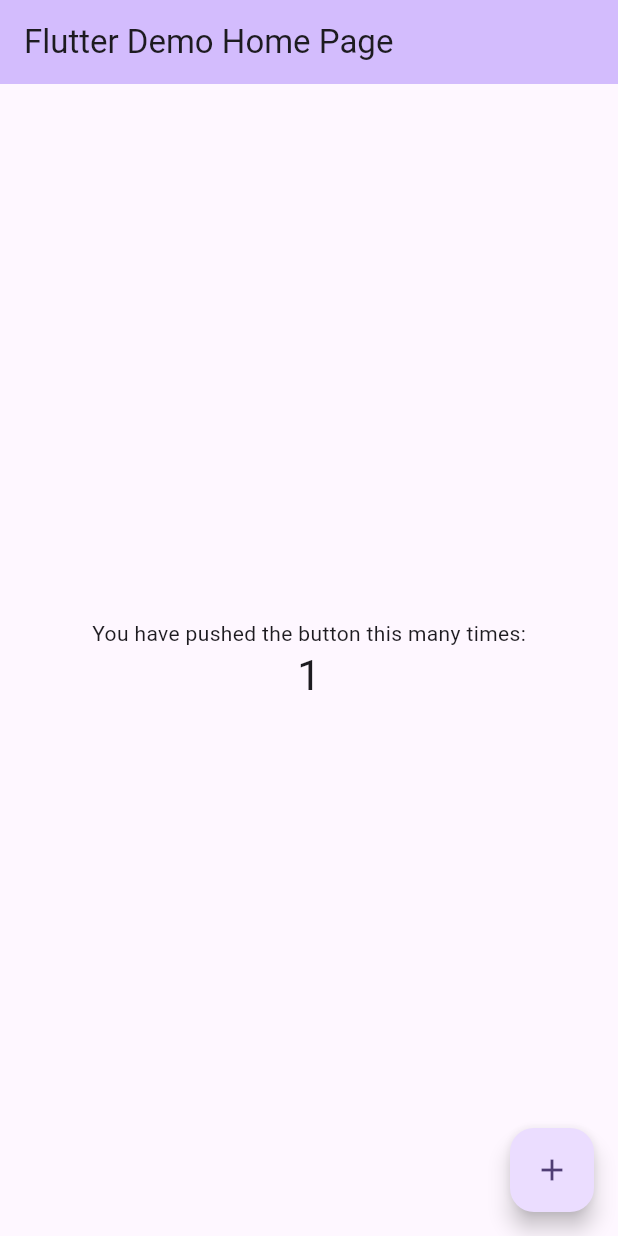
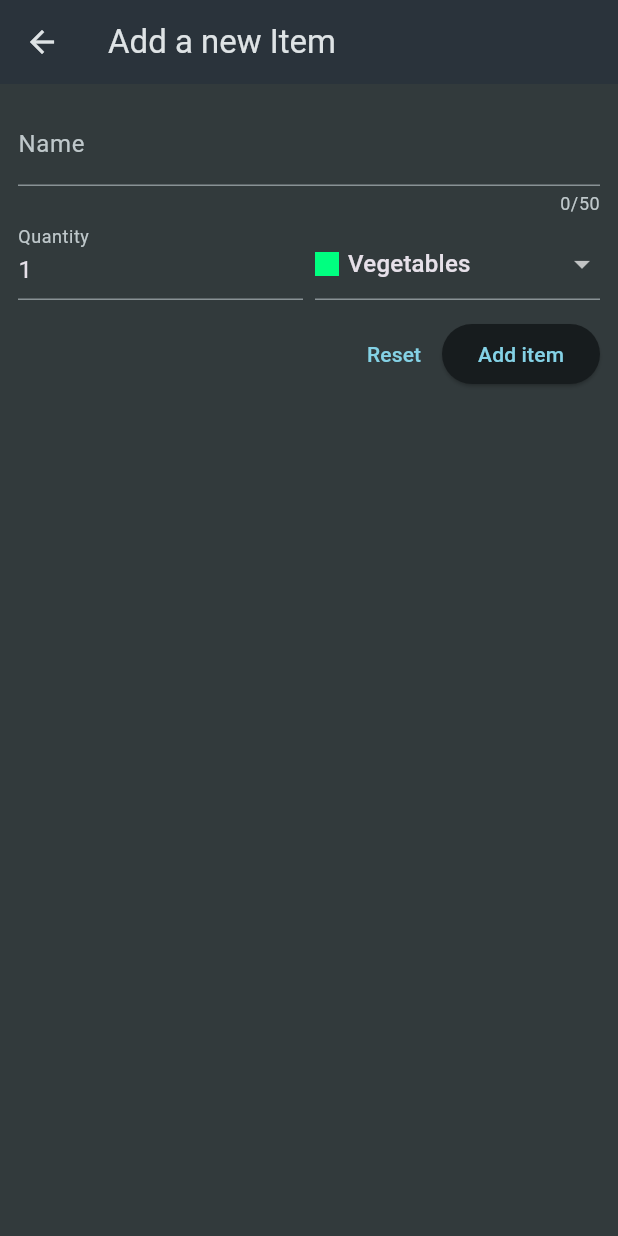
Before and after one commit to Akshatjain2003/Shopping-list-app, a Flutter app: the screen it shows after launch, after a tap on the "add" icon, on a phone screen of 412 x 824 dp. Run offline on Flutter 3.47's test engine with Material 3 defaults, Android fonts, the phone set to English and light mode, and no system bars.

Commit message:
Module completed

```diff
--- a/lib/data/categories.dart
+++ b/lib/data/categories.dart
@@ -1,7 +1,5 @@
 import 'package:flutter/material.dart';
-
-import 'package:shopping_list/models/category.dart';
-
+import 'package:shopping_list_app/models/category.dart';
 const categories = {
   Categories.vegetables: Category(
     'Vegetables',
--- a/lib/data/dummy_items.dart
+++ b/lib/data/dummy_items.dart
@@ -1,7 +1,8 @@
-import 'package:shopping_list/models/grocery_item.dart';
-import 'package:shopping_list/data/categories.dart';
+import 'package:shopping_list_app/models/grocery_item.dart';
+import 'package:shopping_list_app/data/categories.dart';
+import 'package:shopping_list_app/models/category.dart';
 
-const groceryItems = [
+final groceryItems = [
   GroceryItem(
       id: 'a',
       name: 'Milk',
@@ -14,7 +15,7 @@ const groceryItems = [
       category: categories[Categories.fruit]!),
   GroceryItem(
       id: 'c',
-      name: 'Beef Steak',
+      name: 'Onion',
       quantity: 1,
-      category: categories[Categories.meat]!),
+      category: categories[Categories.vegetables]!),
 ];
--- a/lib/main.dart
+++ b/lib/main.dart
@@ -1,4 +1,6 @@
 import 'package:flutter/material.dart';
+
+import 'package:shopping_list_app/widgets/grocery_list.dart';
 
 void main() {
   runApp(const MyApp());
@@ -11,115 +13,17 @@ class MyApp extends StatelessWidget {
   @override
   Widget build(BuildContext context) {
     return MaterialApp(
-      title: 'Flutter Demo',
-      theme: ThemeData(
-        // This is the theme of your application.
-        //
-        // TRY THIS: Try running your application with "flutter run". You'll see
-        // the application has a purple toolbar. Then, without quitting the app,
-        // try changing the seedColor in the colorScheme below to Colors.green
-        // and then invoke "hot reload" (save your changes or press the "hot
-        // reload" button in a Flutter-supported IDE, or press "r" if you used
-        // the command line to start the app).
-        //
-        // Notice that the counter didn't reset back to zero; the application
-        // state is not lost during the reload. To reset the state, use hot
-        // restart instead.
-        //
-        // This works for code too, not just values: Most code changes can be
-        // tested with just a hot reload.
-        colorScheme: ColorScheme.fromSeed(seedColor: Colors.deepPurple),
+      title: 'Flutter Groceries',
+      theme: ThemeData.dark().copyWith(
         useMaterial3: true,
+        colorScheme: ColorScheme.fromSeed(
+          seedColor: const Color.fromARGB(255, 147, 229, 250),
+          brightness: Brightness.dark,
+          surface: const Color.fromARGB(255, 42, 51, 59),
+        ),
+        scaffoldBackgroundColor: const Color.fromARGB(255, 50, 58, 60),
       ),
-      home: const MyHomePage(title: 'Flutter Demo Home Page'),
+      home: const GroceryList(),
     );
   }
 }
-
-class MyHomePage extends StatefulWidget {
-  const MyHomePage({super.key, required this.title});
-
-  // This widget is the home page of your application. It is stateful, meaning
-  // that it has a State object (defined below) that contains fields that affect
-  // how it looks.
-
-  // This class is the configuration for the state. It holds the values (in this
-  // case the title) provided by the parent (in this case the App widget) and
-  // used by the build method of the State. Fields in a Widget subclass are
-  // always marked "final".
-
-  final String title;
-
-  @override
-  State<MyHomePage> createState() => _MyHomePageState();
-}
-
-class _MyHomePageState extends State<MyHomePage> {
-  int _counter = 0;
-
-  void _incrementCounter() {
-    setState(() {
-      // This call to setState tells the Flutter framework that something has
-      // changed in this State, which causes it to rerun the build method below
-      // so that the display can reflect the updated values. If we changed
-      // _counter without calling setState(), then the build method would not be
-      // called again, and so nothing would appear to happen.
-      _counter++;
-    });
-  }
-
-  @override
-  Widget build(BuildContext context) {
-    // This method is rerun every time setState is called, for instance as done
-    // by the _incrementCounter method above.
-    //
-    // The Flutter framework has been optimized to make rerunning build methods
-    // fast, so that you can just rebuild anything that needs updating rather
-    // than having to individually change instances of widgets.
-    return Scaffold(
-      appBar: AppBar(
-        // TRY THIS: Try changing the color here to a specific color (to
-        // Colors.amber, perhaps?) and trigger a hot reload to see the AppBar
-        // change color while the other colors stay the same.
-        backgroundColor: Theme.of(context).colorScheme.inversePrimary,
-        // Here we take the value from the MyHomePage object that was created by
-        // the App.build method, and use it to set our appbar title.
-        title: Text(widget.title),
-      ),
-      body: Center(
-        // Center is a layout widget. It takes a single child and positions it
-        // in the middle of the parent.
-        child: Column(
-          // Column is also a layout widget. It takes a list of children and
-          // arranges them vertically. By default, it sizes itself to fit its
-          // children horizontally, and tries to be as tall as its parent.
-          //
-          // Column has various properties to control how it sizes itself and
-          // how it positions its children. Here we use mainAxisAlignment to
-          // center the children vertically; the main axis here is the vertical
-          // axis because Columns are vertical (the cross axis would be
-          // horizontal).
-          //
-          // TRY THIS: Invoke "debug painting" (choose the "Toggle Debug Paint"
-          // action in the IDE, or press "p" in the console), to see the
-          // wireframe for each widget.
-          mainAxisAlignment: MainAxisAlignment.center,
-          children: <Widget>[
-            const Text(
-              'You have pushed the button this many times:',
-            ),
-            Text(
-              '$_counter',
-              style: Theme.of(context).textTheme.headlineMedium,
-            ),
-          ],
-        ),
-      ),
-      floatingActionButton: FloatingActionButton(
-        onPressed: _incrementCounter,
-        tooltip: 'Increment',
-        child: const Icon(Icons.add),
-      ), // This trailing comma makes auto-formatting nicer for build methods.
-    );
-  }
-}
--- /dev/null
+++ b/lib/models/category.dart
@@ -0,0 +1,21 @@
+import 'package:flutter/material.dart';
+
+enum Categories {
+  vegetables,
+  fruit,
+  meat,
+  dairy,
+  carbs,
+  sweets,
+  spices,
+  convenience,
+  hygiene,
+  other
+}
+
+class Category {
+  const Category(this.title, this.color);
+
+  final String title;
+  final Color color;
+}
--- /dev/null
+++ b/lib/models/grocery_item.dart
@@ -0,0 +1,14 @@
+import 'package:shopping_list_app/models/category.dart';
+class GroceryItem {
+  const GroceryItem({
+    required this.id,
+    required this.name,
+    required this.quantity,
+    required this.category,
+  });
+
+  final String id;
+  final String name;
+  final int quantity;
+  final Category category;
+}
--- /dev/null
+++ b/lib/widgets/grocery_list.dart
@@ -0,0 +1,80 @@
+import 'package:flutter/material.dart';
+import 'package:shopping_list_app/models/grocery_item.dart';
+import 'package:shopping_list_app/widgets/new_item.dart';
+
+class GroceryList extends StatefulWidget {
+  const GroceryList({super.key});
+
+  @override
+  State<GroceryList> createState() => _GroceryListState();
+}
+
+class _GroceryListState extends State<GroceryList> {
+  final List<GroceryItem> _groceryItems = [];
+
+  void _addItem() async {
+    final newItem = await Navigator.of(context).push<GroceryItem>(
+      MaterialPageRoute(
+        builder: (ctx) => const NewItem(),
+      ),
+    );
+
+    if (newItem == null) {
+      return;
+    }
+    setState(
+      () {
+        _groceryItems.add(newItem);
+      },
+    );
+  }
+
+  void _removeItem(GroceryItem item) {
+    setState(
+      () {
+        _groceryItems.remove(item);
+      },
+    );
+  }
+
+  @override
+  Widget build(BuildContext context) {
+    Widget content = const Center(
+      child: Text('No items added yet.'),
+    );
+    if (_groceryItems.isNotEmpty) {
+      content = ListView.builder(
+        itemCount: _groceryItems.length,
+        itemBuilder: (ctx, index) => Dismissible(
+          onDismissed: (direction) {
+            _removeItem(
+              _groceryItems[index],
+            );
+          },
+          key: ValueKey(_groceryItems[index].id),
+          child: ListTile(
+            title: Text(_groceryItems[index].name),
+            leading: Container(
+              width: 24,
+              height: 24,
+              color: _groceryItems[index].category.color,
+            ),
+            trailing: Text(
+              _groceryItems[index].quantity.toString(),
+            ),
+          ),
+        ),
+      );
+    }
+
+    return Scaffold(
+      appBar: AppBar(
+        title: const Text('Your Groceries'),
+        actions: [
+          IconButton(onPressed: _addItem, icon: const Icon(Icons.add)),
+        ],
+      ),
+      body: content,
+    );
+  }
+}
--- /dev/null
+++ b/lib/widgets/new_item.dart
@@ -0,0 +1,148 @@
+import 'package:flutter/material.dart';
+import 'package:shopping_list_app/data/categories.dart';
+import 'package:shopping_list_app/models/category.dart';
+import 'package:shopping_list_app/models/grocery_item.dart';
+
+class NewItem extends StatefulWidget {
+  const NewItem({super.key});
+
+  @override
+  State<StatefulWidget> createState() {
+    return _NewItemState();
+  }
+}
+
+class _NewItemState extends State<NewItem> {
+  final _formkey = GlobalKey<FormState>();
+  var _enteredName = '';
+  var _enteredQuantity = 1;
+  var _selectedCategory = categories[Categories.vegetables]!;
+
+  void _saveItem() {
+    if (_formkey.currentState!.validate()) {
+      _formkey.currentState!.save();
+      Navigator.of(context).pop(
+        GroceryItem(
+            id: DateTime.now().toString(),
+            name: _enteredName,
+            quantity: _enteredQuantity,
+            category: _selectedCategory),
+      );
+    }
+  }
+
+  @override
+  Widget build(BuildContext context) {
+    return Scaffold(
+      appBar: AppBar(
+        title: const Text('Add a new Item '),
+      ),
+      body: Padding(
+        padding: const EdgeInsets.all(12),
+        child: Form(
+          key: _formkey,
+          child: Column(
+            children: [
+              TextFormField(
+                maxLength: 50,
+                decoration: const InputDecoration(
+                  label: Text('Name'),
+                ),
+                validator: (value) {
+                  if (value == null ||
+                      value.isEmpty ||
+                      value.trim().length <= 1 ||
+                      value.trim().length > 50) {
+                    return 'Must be between 1 to 50 characters.';
+                  }
+                  return null;
+                },
+                onSaved: (value) {
+                  _enteredName = value!;
+                },
+              ),
+              Row(
+                crossAxisAlignment: CrossAxisAlignment.end,
+                children: [
+                  Expanded(
+                    child: TextFormField(
+                      decoration: const InputDecoration(
+                        label: Text('Quantity'),
+                      ),
+                      keyboardType: TextInputType.number,
+                      initialValue: _enteredQuantity.toString(),
+                      validator: (value) {
+                        if (value == null ||
+                            value.isEmpty ||
+                            int.tryParse(value) == null ||
+                            int.tryParse(value)! <= 0) {
+                          return 'Must be a valid, Positive number.';
+                        }
+                        return null;
+                      },
+                      onSaved: (value) {
+                        _enteredQuantity = int.parse(value!);
+                      },
+                    ),
+                  ),
+                  const SizedBox(
+                    width: 8,
+                  ),
+                  Expanded(
+                    child: DropdownButtonFormField(
+                      value: _selectedCategory,
+                      items: [
+                        for (final category in categories.entries)
+                          DropdownMenuItem(
+                            value: category.value,
+                            child: Row(
+                              children: [
+                                Container(
+                                  width: 16,
+                                  height: 16,
+                                  color: category.value.color,
+                                ),
+                                const SizedBox(
+                                  width: 6,
+                                ),
+                                Text(category.value.title)
+                              ],
+                            ),
+                          )
+                      ],
+                      onChanged: (value) {
+                        setState(
+                          () {
+                            _selectedCategory = value!;
+                          },
+                        );
+                      },
+                    ),
+                  ),
+                ],
+              ),
+              const SizedBox(
+                height: 12,
+              ),
+              Row(
+                mainAxisAlignment: MainAxisAlignment.end,
+                children: [
+                  TextButton(
+                    onPressed: () {
+                      _formkey.currentState!.reset();
+                    },
+                    child: const Text('Reset'),
+                  ),
+                  ElevatedButton(
+                    onPressed: _saveItem,
+                    child: const Text('Add item'),
+                  )
+                ],
+              ),
+            ],
+          ),
+        ),
+      ),
+    );
+  }
+}
```
